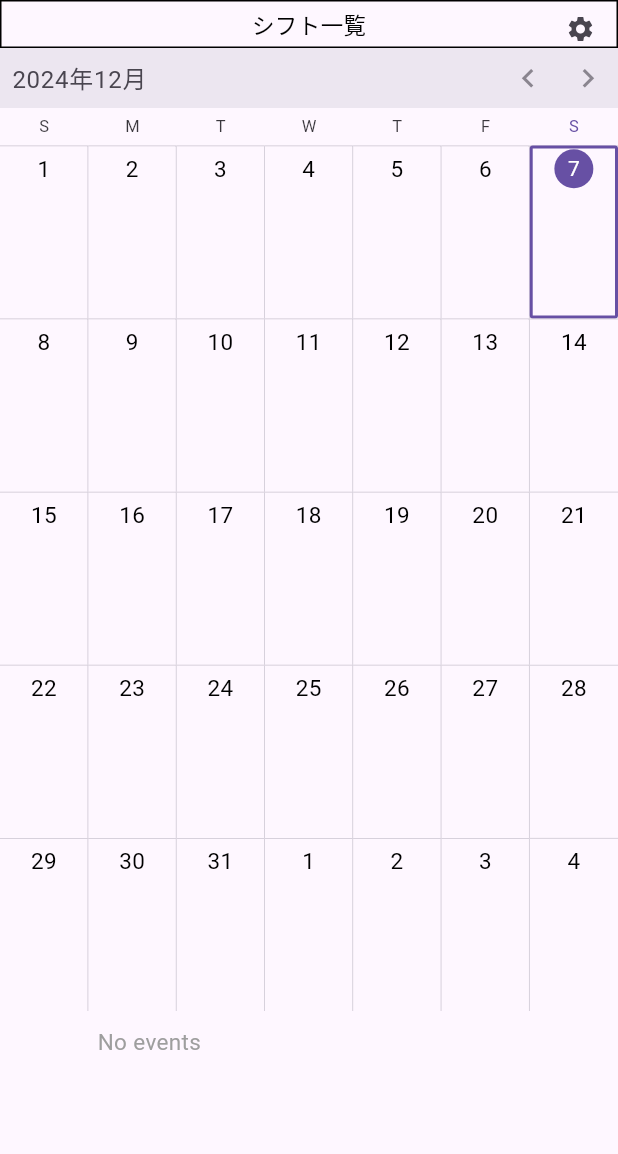
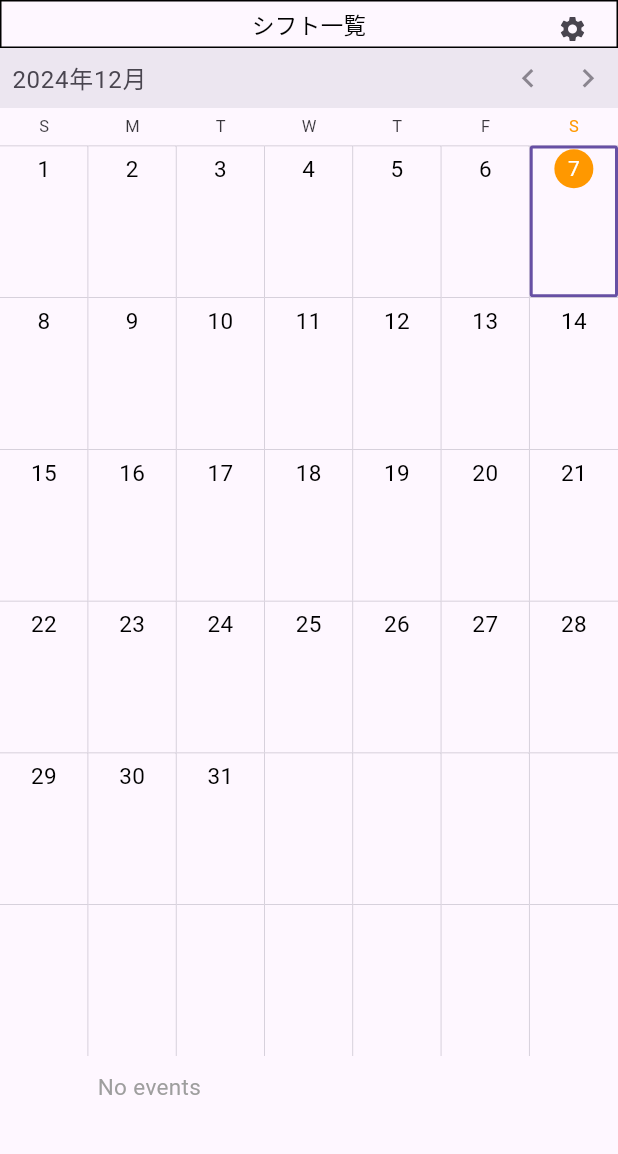
Before and after one commit to zeki-soft/shift_calendar, a Flutter app: the screen it shows after launch, on a phone screen of 412 x 824 dp, the part 75-1229 px from its top. Run offline on Flutter 3.47's test engine with Material 3 defaults, Android fonts, the phone set to English and light mode, and no system bars; drawn by our look-alikes of syncfusion_flutter_calendar; our stand-ins replace file_picker, flutter_riverpod, fluttertoast, shared_preferences; missing offline and left inert: sqlite3; statements that could not run were skipped.

Commit message:
アスペクト比

```diff
--- /dev/null
+++ b/lib/constant/constant.dart
@@ -0,0 +1,15 @@
+import 'package:flutter/widgets.dart';
+
+class Constant {
+  static double deviceWidth = 0;
+  static double deviceHeight = 0;
+  static double aspectRatio = 0;
+
+  static initialize(BuildContext context) {
+    // 画面サイズ取得
+    final Size size = MediaQuery.of(context).size;
+    deviceWidth = size.height;
+    deviceHeight = size.height;
+    aspectRatio = deviceHeight / deviceWidth;
+  }
+}
--- a/lib/main.dart
+++ b/lib/main.dart
@@ -13,6 +13,8 @@ import 'package:shift_calendar/sql/common_sql.dart';
 import 'package:shared_preferences/shared_preferences.dart';
 import 'package:flutter_localizations/flutter_localizations.dart';
 import 'package:shift_calendar/utils/key_manage.dart';
+
+import 'constant/constant.dart';
 
 void main() async {
   WidgetsFlutterBinding.ensureInitialized();
@@ -63,6 +65,8 @@ class _MyAppState extends State<MyApp> with SingleTickerProviderStateMixin {
 
   @override
   Widget build(BuildContext context) {
+    // 定数初期化
+    Constant.initialize(context);
     return FutureBuilder<Directory>(
         future: getApplicationDocumentsDirectory(),
         builder: (BuildContext context, AsyncSnapshot<Directory> snapshot) {
--- a/lib/pages/calendar_table.dart
+++ b/lib/pages/calendar_table.dart
@@ -4,6 +4,7 @@ import 'package:flutter/material.dart';
 import 'package:flutter/services.dart';
 import 'package:flutter_riverpod/flutter_riverpod.dart';
 import 'package:intl/intl.dart';
+import 'package:shift_calendar/constant/constant.dart';
 import 'package:shift_calendar/enums/window_enums.dart';
 import 'package:shift_calendar/model/json_file_model.dart';
 import 'package:shift_calendar/model/shift_data_model.dart';
@@ -104,7 +105,7 @@ class CalendarTable extends ConsumerWidget {
                     child: Container(
                         alignment: Alignment.center,
                         child: Text(shiftName,
-                            style: TextStyle(
+                            style: const TextStyle(
                               color: Colors.black,
                               fontSize: 15,
                             )))),
@@ -112,7 +113,7 @@ class CalendarTable extends ConsumerWidget {
                 Expanded(
                     flex: 1,
                     child: Container(
-                        alignment: Alignment.centerRight,
+                        alignment: Alignment.topCenter,
                         child: IconButton(
                           icon: const Icon(Icons.settings),
                           iconSize: 20,
@@ -192,13 +193,14 @@ class CalendarTable extends ConsumerWidget {
           child: KeyManage.windowValue == WindowEnums.single.value
               ? SfCalendar(
                   // シングル表示
+                  todayHighlightColor: Colors.orange, // 今日の日付色
                   initialDisplayDate: DateTime.now(),
                   initialSelectedDate: DateTime.now(),
                   view: CalendarView.month,
                   showNavigationArrow: true,
                   monthViewSettings: const MonthViewSettings(
-                      numberOfWeeksInView: 5, // 表示週数
-                      showTrailingAndLeadingDates: true, // 前月、次月表示
+                      numberOfWeeksInView: 6, // 表示週数(6未満だと月を跨ぐ)
+                      showTrailingAndLeadingDates: false, // 前月、次月表示
                       appointmentDisplayCount: 3, // イベント表示数
                       appointmentDisplayMode:
                           MonthAppointmentDisplayMode.appointment,
@@ -209,54 +211,35 @@ class CalendarTable extends ConsumerWidget {
                               // 今月
                               fontStyle: FontStyle.normal,
                               fontSize: 15,
-                              color: Colors.black),
-                          trailingDatesTextStyle: TextStyle(
-                              // 前月
-                              fontStyle: FontStyle.normal,
-                              fontSize: 15,
-                              color: Colors.grey),
-                          leadingDatesTextStyle: TextStyle(
-                              // 次月
-                              fontStyle: FontStyle.normal,
-                              fontSize: 15,
-                              color: Colors.grey))),
+                              color: Colors.black))),
                   headerDateFormat: 'yyyy年MM月',
                   controller: calendarController,
                   dataSource: _getCalendarDataSourceSingle(dataItems),
                 )
               : SfCalendar(
                   // シフト全表示
+                  todayHighlightColor: Colors.orange, // 今日の日付色
                   initialDisplayDate: DateTime.now(),
                   initialSelectedDate: DateTime.now(),
                   appointmentBuilder: appointmentBuilder, // イベント表示設定
                   view: CalendarView.month,
                   showNavigationArrow: true,
-                  monthViewSettings: const MonthViewSettings(
-                      numberOfWeeksInView: 5, // 表示週数
-                      showTrailingAndLeadingDates: true, // 前月、次月表示
+                  monthViewSettings: MonthViewSettings(
+                      numberOfWeeksInView: 6, // 表示週数(6未満だと月を跨ぐ)
+                      showTrailingAndLeadingDates: false, // 前月、次月表示
                       appointmentDisplayCount: 4, // イベント表示数(シフト数)
                       appointmentDisplayMode:
                           MonthAppointmentDisplayMode.appointment,
                       showAgenda: true, // イベント表示(有)
-                      agendaItemHeight: 15, // イベントセルの高さ
-                      agendaViewHeight: 100, // イベントビューの高さ
-                      monthCellStyle: MonthCellStyle(
+                      agendaItemHeight: Constant.aspectRatio * 10, // イベントセルの高さ
+                      agendaViewHeight: Constant.aspectRatio * 70, // イベントビューの高さ
+                      monthCellStyle: const MonthCellStyle(
                           // セルのスタイル
                           textStyle: TextStyle(
                               // 今月
                               fontStyle: FontStyle.normal,
                               fontSize: 15,
-                              color: Colors.black),
-                          trailingDatesTextStyle: TextStyle(
-                              // 前月
-                              fontStyle: FontStyle.normal,
-                              fontSize: 15,
-                              color: Colors.grey),
-                          leadingDatesTextStyle: TextStyle(
-                              // 次月
-                              fontStyle: FontStyle.normal,
-                              fontSize: 15,
-                              color: Colors.grey))),
+                              color: Colors.black))),
                   headerDateFormat: 'yyyy年MM月',
                   controller: calendarController,
                   dataSource: _getCalendarDataSourceAll(dataItems),
@@ -378,6 +361,14 @@ Widget appointmentBuilder(BuildContext context,
     startTime = notes[1];
     endTime = notes[2];
   }
+
+  // 縦横比に応じて半角空白を挿入
+  String space = '';
+  int count = (32 / Constant.aspectRatio).toInt();
+  for (int i = 0; i < count; i++) {
+    space += ' ';
+  }
+
   return FittedBox(
       fit: BoxFit.fill,
       child: Column(
@@ -386,13 +377,14 @@ Widget appointmentBuilder(BuildContext context,
             width: calendarAppointmentDetails.bounds.width,
             height: calendarAppointmentDetails.bounds.height,
             color: appointment.color,
-            alignment: Alignment.center,
             child: Text(
               appointment.color == Colors.red
-                  ? '           ${appointment.subject}          $title  休日               '
-                  : '           ${appointment.subject}          $title  $startTime - $endTime',
-              textAlign: TextAlign.left,
-              style: TextStyle(fontSize: 8, color: Colors.white),
+                  ? '${appointment.subject}$space$title                休  日'
+                  : '${appointment.subject}$space$title  $startTime - $endTime',
+              textAlign: TextAlign
+                  .center, // 表示される範囲で中央寄せ、両端をトリムする。高さを文字と合わせないと改行表示される。
+              style: TextStyle(
+                  fontSize: Constant.aspectRatio * 7, color: Colors.white),
             ),
           )
         ],
```
Also changed, not shown: lib/pages/shift_edit.dart (+0 -17 lines).
